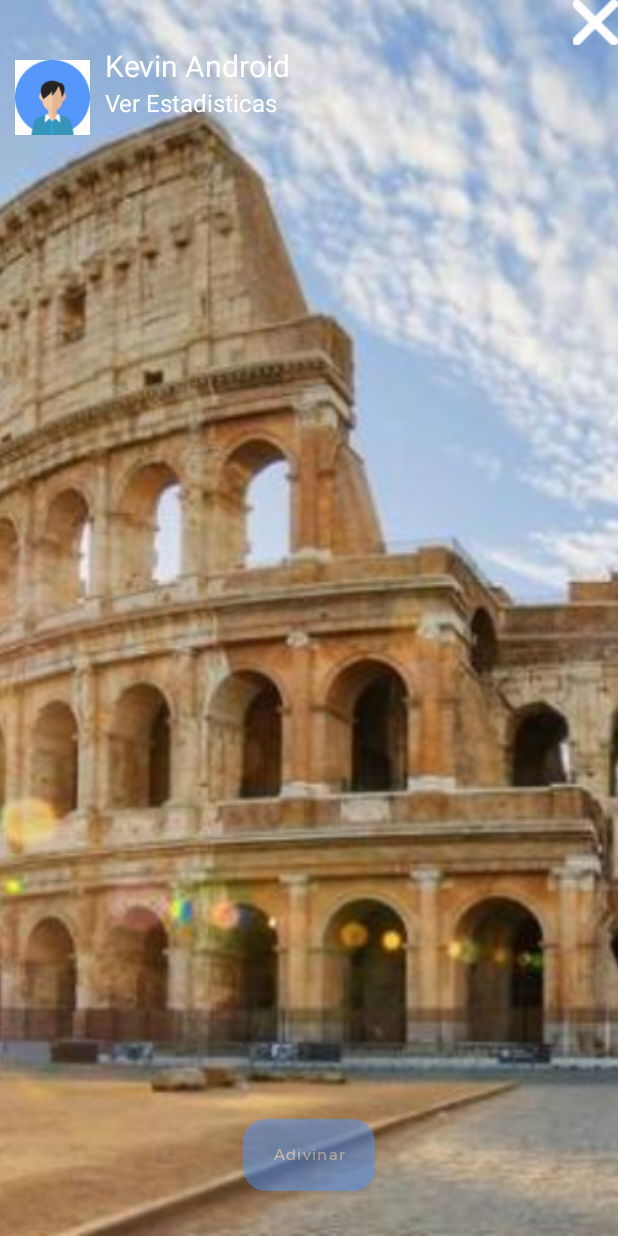
After one commit to IntroCompuMovil202130/CityShare, an Android app: the preguessActivity screen opened directly, with no data from a screen before it, on a phone screen of 412 x 824 dp. The commit adds this screen. Run offline under Robolectric (Android 15) with nearby library versions, the phone set to English and light mode, and no system bars.

Commit message:
links updated

```diff
--- a/app/src/main/AndroidManifest.xml
+++ b/app/src/main/AndroidManifest.xml
@@ -10,7 +10,7 @@
         android:supportsRtl="true"
         android:theme="@style/Theme.CityShare">
         <activity
-            android:name=".preguess"
+            android:name=".preguessActivity"
             android:exported="true" />
         <activity android:name=".ChallengesActivity" />
         <activity android:name=".ScoreActivity" />
--- a/app/src/main/java/main/Pantallas/PrincipalActivity.java
+++ b/app/src/main/java/main/Pantallas/PrincipalActivity.java
@@ -26,7 +26,7 @@ public class PrincipalActivity extends AppCompatActivity {
         imagenEjemplo.setOnClickListener(new View.OnClickListener() {
             @Override
             public void onClick(View v) {
-                startActivity(new Intent(getApplicationContext(),GuessActivity.class));
+                startActivity(new Intent(getApplicationContext(),preguessActivity.class));
             }
         });
     }
@@ -46,6 +46,6 @@ public class PrincipalActivity extends AppCompatActivity {
         botonCrearPost = findViewById(R.id.botonPost);
         botonHistorias = findViewById(R.id.botonHistorias);
         chat = findViewById(R.id.botonChat);
-        imagenEjemplo = findViewById(R.id.imageView5);
+        imagenEjemplo = findViewById(R.id.imageView6);
     }
 }
--- /dev/null
+++ b/app/src/main/java/main/Pantallas/preguessActivity.java
@@ -0,0 +1,42 @@
+package main.Pantallas;
+
+import androidx.appcompat.app.AppCompatActivity;
+
+import android.content.Intent;
+import android.os.Bundle;
+import android.view.View;
+import android.widget.Button;
+import android.widget.TextView;
+
+public class preguessActivity extends AppCompatActivity {
+
+    TextView estadistica;
+    Button adivinar;
+
+    @Override
+    protected void onCreate(Bundle savedInstanceState) {
+        super.onCreate(savedInstanceState);
+        setContentView(R.layout.activity_preguess);
+
+        inflate();
+
+        estadistica.setOnClickListener(new View.OnClickListener() {
+            @Override
+            public void onClick(View v) {
+                startActivity(new Intent(getApplicationContext(),ScoreActivity.class));
+            }
+        });
+
+        adivinar.setOnClickListener(new View.OnClickListener() {
+            @Override
+            public void onClick(View v) {
+                startActivity(new Intent(getApplicationContext(),GuessActivity.class));
+            }
+        });
+    }
+
+    private void inflate() {
+        estadistica = findViewById(R.id.textView6);
+        adivinar = findViewById(R.id.buttonAdivinar);
+    }
+}
--- a/app/src/main/res/layout/activity_chat.xml
+++ b/app/src/main/res/layout/activity_chat.xml
@@ -15,8 +15,8 @@
         <ImageView
             android:layout_width="48sp"
             android:layout_height="48sp"
-            android:background="@drawable/edit_t"
             android:src="@drawable/fotop"
+            android:background="@null"
             android:layout_marginRight="20dp"
             tools:ignore="MissingClass">
 
--- a/app/src/main/res/layout/activity_preguess.xml
+++ b/app/src/main/res/layout/activity_preguess.xml
@@ -5,7 +5,7 @@
     android:layout_width="match_parent"
     android:layout_height="match_parent"
     android:clipToPadding="false"
-    tools:context=".preguess" >
+    tools:context=".preguessActivity" >
 
     <FrameLayout
         android:layout_width="match_parent"
@@ -32,7 +32,8 @@
                 android:layout_width="70sp"
                 android:layout_height="70sp"
                 android:padding="10sp"
-                android:src="@drawable/fotop">
+                android:src="@drawable/fotop"
+                android:background="@null">
 
             </ImageView>
 
@@ -64,7 +65,7 @@
         </LinearLayout>
 
         <Button
-            android:id="@+id/button"
+            android:id="@+id/buttonAdivinar"
             android:layout_width="wrap_content"
             android:layout_height="48dp"
             android:layout_gravity="center_horizontal|bottom"
```
Also changed, not shown: app/src/main/java/main/Pantallas/preguess.java (deleted, +0 -14 lines).
